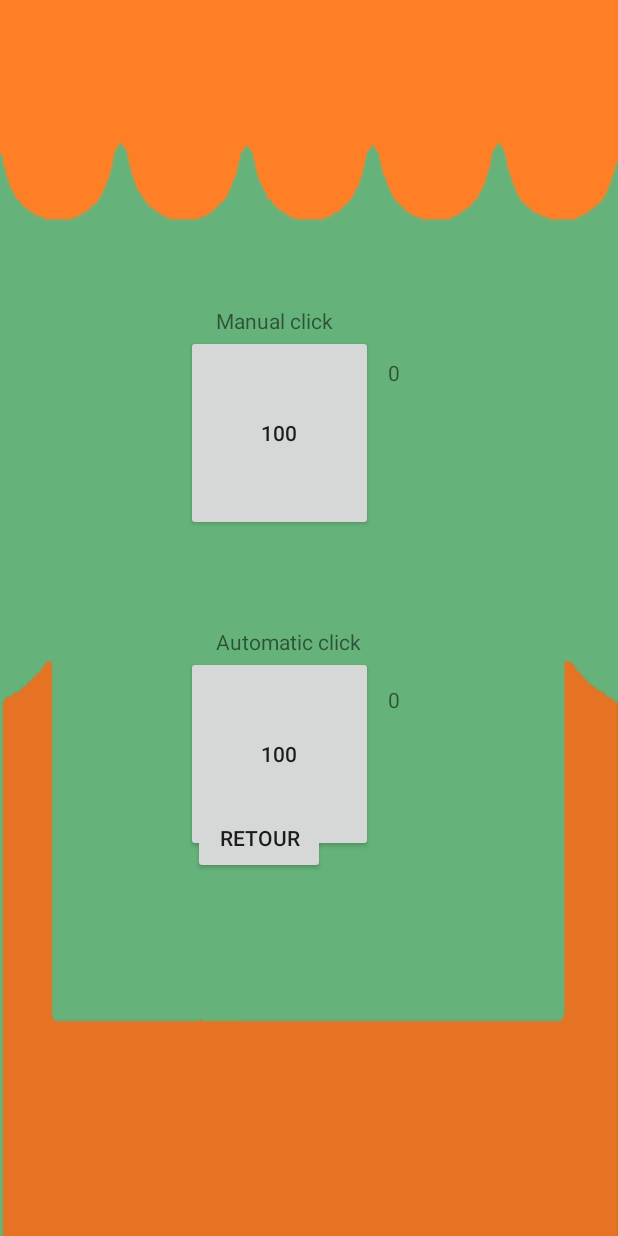
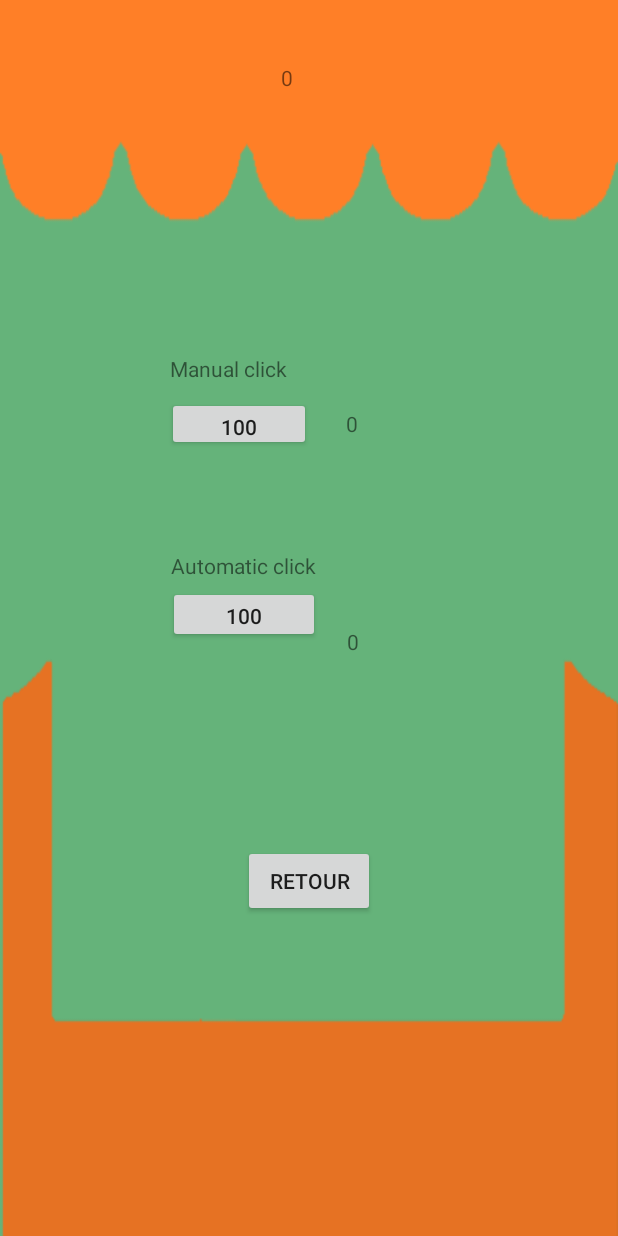
Before and after one commit to killPGM360/EGG-s-clicker, an Android app: the ActivityMarket screen opened directly, with no data from a screen before it, on a phone screen of 412 x 824 dp. Run offline under Robolectric (Android 15) with nearby library versions, the light colour scheme and no system bars.

Commit message:
layout market

```diff
--- a/app/src/main/java/com/example/usager/projectfinalandroid/ActivityMarket.java
+++ b/app/src/main/java/com/example/usager/projectfinalandroid/ActivityMarket.java
@@ -3,19 +3,47 @@ package com.example.usager.projectfinalandroid;
 import android.support.v7.app.AppCompatActivity;
 import android.os.Bundle;
 import android.view.View;
+import android.widget.TextView;
 
 public class ActivityMarket extends AppCompatActivity {
+    JoueursBDD JoueurBd =new JoueursBDD(this);
 
     @Override
     protected void onCreate(Bundle savedInstanceState) {
         super.onCreate(savedInstanceState);
         setContentView(R.layout.activity_market);
+
+        JoueurBd.open();
+        initializeMarket();
     }
 
     public void retour(View view)
     {
         finishFromChild (this);
     }
+    public void initializeMarket()
+    {
+        classJoueur Joueur=JoueurBd.getJoueurById(1);
+
+        TextView txt1=(TextView) findViewById(R.id.txtCash);
+        txt1.setText(String.valueOf(Joueur.getScore()));
+
+        TextView txt2=(TextView) findViewById(R.id.txtManual);
+        txt2.setText(String.valueOf(Joueur.getManuel()));
+
+        TextView txt3=(TextView) findViewById(R.id.txtAutomatic);
+        txt3.setText(String.valueOf(Joueur.getAutomatic()));
+
+
+    }
+    public void addManuel(View view)
+    {
+
+    }
+    public void addAutomatic(View view)
+    {
+
+    }
 
     //achat des article avec sql lite
 }
--- a/app/src/main/res/layout/activity_market.xml
+++ b/app/src/main/res/layout/activity_market.xml
@@ -5,79 +5,101 @@
     android:layout_width="match_parent"
     android:layout_height="match_parent"
     android:background="@drawable/market"
-    tools:context=".ActivityMarket">
+    tools:context=".ActivityMarket"
+    tools:layout_editor_absoluteY="25dp">
 
     <Button
         android:id="@+id/btnManual"
-        android:layout_width="0dp"
-        android:layout_height="0dp"
-        android:layout_marginStart="124dp"
-        android:layout_marginEnd="10dp"
-        android:layout_marginBottom="64dp"
+        android:layout_width="96dp"
+        android:layout_height="36dp"
+        android:layout_marginStart="8dp"
+        android:layout_marginTop="8dp"
+        android:layout_marginEnd="8dp"
+        android:layout_marginBottom="8dp"
         android:text="100"
-        app:layout_constraintBottom_toTopOf="@+id/textView2"
-        app:layout_constraintEnd_toStartOf="@+id/textView3"
+        app:layout_constraintBottom_toBottomOf="parent"
+        app:layout_constraintEnd_toEndOf="parent"
+        app:layout_constraintHorizontal_bias="0.345"
         app:layout_constraintStart_toStartOf="parent"
-        app:layout_constraintTop_toBottomOf="@+id/textView" />
+        app:layout_constraintTop_toBottomOf="@+id/txt1"
+        app:layout_constraintVertical_bias="0.002" />
 
     <Button
         android:id="@+id/btnAutomatic"
-        android:layout_width="0dp"
-        android:layout_height="0dp"
-        android:layout_marginStart="124dp"
-        android:layout_marginEnd="10dp"
-        android:layout_marginBottom="256dp"
+        android:layout_width="101dp"
+        android:layout_height="38dp"
+        android:layout_marginStart="8dp"
+        android:layout_marginTop="4dp"
+        android:layout_marginEnd="8dp"
         android:text="100"
-        app:layout_constraintBottom_toBottomOf="parent"
-        app:layout_constraintEnd_toStartOf="@+id/textView4"
+        app:layout_constraintEnd_toEndOf="parent"
+        app:layout_constraintHorizontal_bias="0.352"
         app:layout_constraintStart_toStartOf="parent"
-        app:layout_constraintTop_toBottomOf="@+id/textView2" />
+        app:layout_constraintTop_toBottomOf="@+id/txt2" />
 
     <TextView
-        android:id="@+id/textView"
+        android:id="@+id/txt1"
         android:layout_width="wrap_content"
         android:layout_height="wrap_content"
         android:layout_marginStart="8dp"
-        android:layout_marginTop="204dp"
-        android:layout_marginEnd="24dp"
+        android:layout_marginTop="8dp"
+        android:layout_marginEnd="8dp"
+        android:layout_marginBottom="8dp"
         android:text="Manual click"
-        app:layout_constraintBottom_toTopOf="@+id/btnManual"
-        app:layout_constraintEnd_toEndOf="@+id/btnManual"
-        app:layout_constraintHorizontal_bias="0.981"
+        app:layout_constraintBottom_toBottomOf="parent"
+        app:layout_constraintEnd_toEndOf="parent"
+        app:layout_constraintHorizontal_bias="0.331"
         app:layout_constraintStart_toStartOf="parent"
-        app:layout_constraintTop_toTopOf="parent" />
+        app:layout_constraintTop_toTopOf="parent"
+        app:layout_constraintVertical_bias="0.289" />
 
     <TextView
-        android:id="@+id/textView2"
+        android:id="@+id/txt2"
+        android:layout_width="wrap_content"
+        android:layout_height="19dp"
+        android:layout_marginStart="8dp"
+        android:layout_marginTop="8dp"
+        android:layout_marginEnd="8dp"
+        android:layout_marginBottom="8dp"
+        android:text="Automatic click"
+        app:layout_constraintBottom_toBottomOf="parent"
+        app:layout_constraintEnd_toEndOf="parent"
+        app:layout_constraintHorizontal_bias="0.354"
+        app:layout_constraintStart_toStartOf="parent"
+        app:layout_constraintTop_toTopOf="parent"
+        app:layout_constraintVertical_bias="0.456" />
+
+    <TextView
+        android:id="@+id/txtManual"
         android:layout_width="wrap_content"
         android:layout_height="wrap_content"
+        android:layout_marginStart="8dp"
+        android:layout_marginTop="8dp"
         android:layout_marginEnd="8dp"
-        android:text="Automatic click"
-        app:layout_constraintBottom_toTopOf="@+id/btnAutomatic"
-        app:layout_constraintEnd_toEndOf="@+id/btnAutomatic"
-        app:layout_constraintTop_toBottomOf="@+id/btnManual" />
+        android:layout_marginBottom="8dp"
+        android:text="0"
+        app:layout_constraintBottom_toBottomOf="parent"
+        app:layout_constraintEnd_toEndOf="parent"
+        app:layout_constraintHorizontal_bias="0.086"
+        app:layout_constraintStart_toEndOf="@+id/btnManual"
+        app:layout_constraintTop_toTopOf="@+id/btnManual"
+        app:layout_constraintVertical_bias="0.0" />
 
     <TextView
-        android:id="@+id/textView3"
+        android:id="@+id/txtAutomatic"
         android:layout_width="wrap_content"
         android:layout_height="wrap_content"
-        android:layout_marginTop="15dp"
-        android:layout_marginEnd="145dp"
+        android:layout_marginStart="8dp"
+        android:layout_marginTop="8dp"
+        android:layout_marginEnd="8dp"
+        android:layout_marginBottom="8dp"
         android:text="0"
+        app:layout_constraintBottom_toBottomOf="parent"
         app:layout_constraintEnd_toEndOf="parent"
-        app:layout_constraintStart_toEndOf="@+id/btnManual"
-        app:layout_constraintTop_toTopOf="@+id/btnManual" />
-
-    <TextView
-        android:id="@+id/textView4"
-        android:layout_width="wrap_content"
-        android:layout_height="wrap_content"
-        android:layout_marginTop="19dp"
-        android:layout_marginEnd="145dp"
-        android:text="0"
-        app:layout_constraintEnd_toEndOf="parent"
+        app:layout_constraintHorizontal_bias="0.057"
         app:layout_constraintStart_toEndOf="@+id/btnAutomatic"
-        app:layout_constraintTop_toTopOf="@+id/btnAutomatic" />
+        app:layout_constraintTop_toTopOf="parent"
+        app:layout_constraintVertical_bias="0.52" />
 
     <Button
         android:id="@+id/btnRetour"
@@ -91,8 +113,23 @@
         android:text="Retour"
         app:layout_constraintBottom_toBottomOf="parent"
         app:layout_constraintEnd_toEndOf="parent"
-        app:layout_constraintHorizontal_bias="0.392"
         app:layout_constraintStart_toStartOf="parent"
         app:layout_constraintTop_toTopOf="parent"
-        app:layout_constraintVertical_bias="0.693" />
+        app:layout_constraintVertical_bias="0.731" />
+
+    <TextView
+        android:id="@+id/txtCash"
+        android:layout_width="wrap_content"
+        android:layout_height="wrap_content"
+        android:layout_marginStart="8dp"
+        android:layout_marginTop="8dp"
+        android:layout_marginEnd="8dp"
+        android:layout_marginBottom="8dp"
+        android:text="Argent"
+        app:layout_constraintBottom_toBottomOf="parent"
+        app:layout_constraintEnd_toEndOf="parent"
+        app:layout_constraintHorizontal_bias="0.463"
+        app:layout_constraintStart_toStartOf="parent"
+        app:layout_constraintTop_toTopOf="parent"
+        app:layout_constraintVertical_bias="0.043" />
 </android.support.constraint.ConstraintLayout>
```
